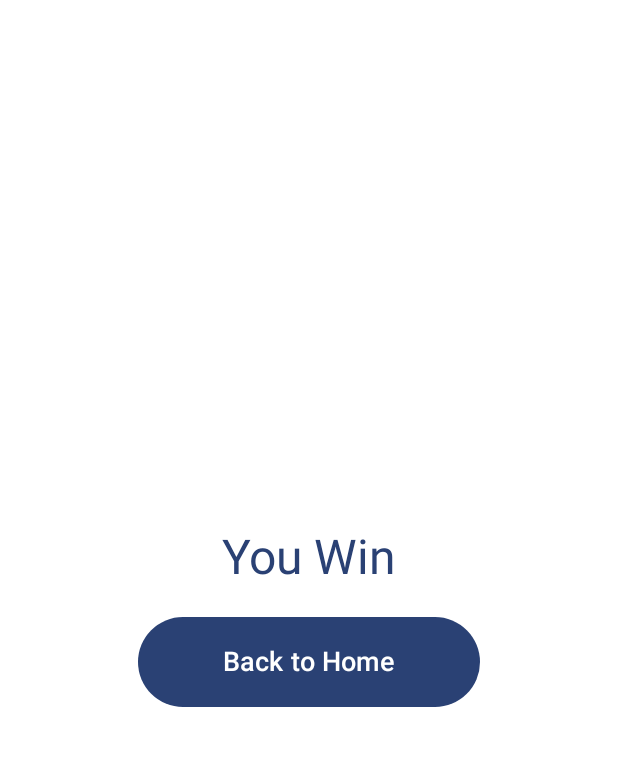
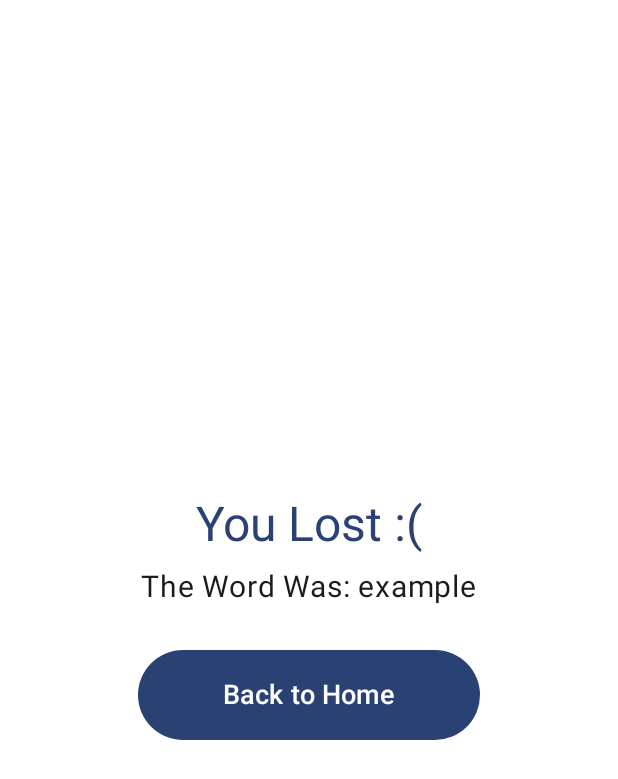
Before and after one commit to sgill33/Hangman, an Android app built with Jetpack Compose: the @Preview function PreviewResultsScreen, on a phone screen of 412 x 824 dp. Shown: the top 779 px of the screen. Run offline under Robolectric (Android 15) with nearby library versions, the phone set to English and light mode, and no system bars.

Commit message:
feat: render different messages depending on results of game

```diff
--- a/app/src/main/java/com/zybooks/hangman/ui/screens/results/ResultsScreen.kt
+++ b/app/src/main/java/com/zybooks/hangman/ui/screens/results/ResultsScreen.kt
@@ -14,7 +14,9 @@ import com.zybooks.hangman.Routes
 import com.zybooks.hangman.ui.theme.HangmanTheme
 
 @Composable
-fun ResultsScreen(navController: NavController) {
+fun ResultsScreen(navController: NavController, resultsRoute: Routes.Results) {
+    val message = if (resultsRoute.playerWon) "You Win!" else "You Lost :("
+
     Box(
         modifier = Modifier
             .fillMaxSize()
@@ -24,19 +26,32 @@ fun ResultsScreen(navController: NavController) {
         Column(
             horizontalAlignment = Alignment.CenterHorizontally
         ) {
-            // "You Win" text centered
+            // Show "You Win" or "You Lost"
             Text(
-                text = "You Win",
+                text = message,
                 fontSize = 32.sp,
                 color = MaterialTheme.colorScheme.primary,
                 style = MaterialTheme.typography.headlineMedium
             )
 
+            Spacer(modifier = Modifier.height(10.dp))
+
+            // Show what the word was
+            if (!resultsRoute.playerWon) {
+                Text(
+                    text = "The Word Was: ${resultsRoute.answer}",
+                    fontSize = 20.sp,
+                    color = MaterialTheme.colorScheme.onSurface
+                )
+
+                Spacer(modifier = Modifier.height(10.dp))
+            }
+
             Spacer(modifier = Modifier.height(20.dp))
 
             // "Back to Home" button
             Button(
-                onClick = {navController.navigate(Routes.Start)},
+                onClick = { navController.navigate(Routes.Start) },
                 modifier = Modifier
                     .fillMaxWidth(0.6f)
                     .height(60.dp),
@@ -52,12 +67,15 @@ fun ResultsScreen(navController: NavController) {
     }
 }
 
+
 // ✅ Preview with the app theme
 @Preview(showBackground = true)
 @Composable
 fun PreviewResultsScreen() {
     val navController = rememberNavController()
+    val previewResults = Routes.Results(answer = "example", playerWon = false) // Provide default values
+
     HangmanTheme {
-        ResultsScreen(navController)
+        ResultsScreen(navController, previewResults)
     }
 }
```
